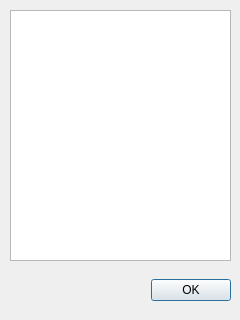
Qt form HIM_Labo2-FFMPEG/details.ui (Supertrawn/H) before a commit.
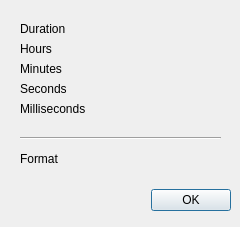
The same form after that commit.

```diff
--- a/HIM_Labo2-FFMPEG/details.ui
+++ b/HIM_Labo2-FFMPEG/details.ui
@@ -7,7 +7,7 @@
     <x>0</x>
     <y>0</y>
     <width>240</width>
-    <height>320</height>
+    <height>227</height>
    </rect>
   </property>
   <property name="windowTitle">
@@ -17,7 +17,7 @@
    <property name="geometry">
     <rect>
      <x>10</x>
-     <y>270</y>
+     <y>180</y>
      <width>221</width>
      <height>41</height>
     </rect>
@@ -29,14 +29,193 @@
     <set>QDialogButtonBox::Ok</set>
    </property>
   </widget>
-  <widget class="QListView" name="detailList">
+  <widget class="QLabel" name="label">
    <property name="geometry">
     <rect>
-     <x>10</x>
-     <y>10</y>
-     <width>221</width>
-     <height>251</height>
+     <x>20</x>
+     <y>20</y>
+     <width>67</width>
+     <height>17</height>
     </rect>
+   </property>
+   <property name="text">
+    <string>Duration</string>
+   </property>
+   <property name="textFormat">
+    <enum>Qt::AutoText</enum>
+   </property>
+  </widget>
+  <widget class="QLabel" name="label_2">
+   <property name="geometry">
+    <rect>
+     <x>20</x>
+     <y>40</y>
+     <width>67</width>
+     <height>17</height>
+    </rect>
+   </property>
+   <property name="text">
+    <string>Hours</string>
+   </property>
+   <property name="textFormat">
+    <enum>Qt::AutoText</enum>
+   </property>
+  </widget>
+  <widget class="QLabel" name="label_3">
+   <property name="geometry">
+    <rect>
+     <x>20</x>
+     <y>60</y>
+     <width>67</width>
+     <height>17</height>
+    </rect>
+   </property>
+   <property name="text">
+    <string>Minutes</string>
+   </property>
+   <property name="textFormat">
+    <enum>Qt::AutoText</enum>
+   </property>
+  </widget>
+  <widget class="QLabel" name="label_4">
+   <property name="geometry">
+    <rect>
+     <x>20</x>
+     <y>80</y>
+     <width>67</width>
+     <height>17</height>
+    </rect>
+   </property>
+   <property name="text">
+    <string>Seconds</string>
+   </property>
+   <property name="textFormat">
+    <enum>Qt::AutoText</enum>
+   </property>
+  </widget>
+  <widget class="QLabel" name="label_5">
+   <property name="geometry">
+    <rect>
+     <x>20</x>
+     <y>100</y>
+     <width>91</width>
+     <height>17</height>
+    </rect>
+   </property>
+   <property name="text">
+    <string>Milliseconds</string>
+   </property>
+   <property name="textFormat">
+    <enum>Qt::AutoText</enum>
+   </property>
+  </widget>
+  <widget class="QLabel" name="label_6">
+   <property name="geometry">
+    <rect>
+     <x>20</x>
+     <y>150</y>
+     <width>67</width>
+     <height>17</height>
+    </rect>
+   </property>
+   <property name="text">
+    <string>Format</string>
+   </property>
+   <property name="textFormat">
+    <enum>Qt::AutoText</enum>
+   </property>
+  </widget>
+  <widget class="Line" name="line">
+   <property name="geometry">
+    <rect>
+     <x>20</x>
+     <y>130</y>
+     <width>201</width>
+     <height>16</height>
+    </rect>
+   </property>
+   <property name="orientation">
+    <enum>Qt::Horizontal</enum>
+   </property>
+  </widget>
+  <widget class="QLabel" name="format">
+   <property name="geometry">
+    <rect>
+     <x>170</x>
+     <y>150</y>
+     <width>67</width>
+     <height>17</height>
+    </rect>
+   </property>
+   <property name="text">
+    <string/>
+   </property>
+   <property name="textFormat">
+    <enum>Qt::AutoText</enum>
+   </property>
+  </widget>
+  <widget class="QLabel" name="milliseconds">
+   <property name="geometry">
+    <rect>
+     <x>170</x>
+     <y>100</y>
+     <width>67</width>
+     <height>17</height>
+    </rect>
+   </property>
+   <property name="text">
+    <string/>
+   </property>
+   <property name="textFormat">
+    <enum>Qt::AutoText</enum>
+   </property>
+  </widget>
+  <widget class="QLabel" name="seconds">
+   <property name="geometry">
+    <rect>
+     <x>170</x>
+     <y>80</y>
+     <width>67</width>
+     <height>17</height>
+    </rect>
+   </property>
+   <property name="text">
+    <string/>
+   </property>
+   <property name="textFormat">
+    <enum>Qt::AutoText</enum>
+   </property>
+  </widget>
+  <widget class="QLabel" name="minutes">
+   <property name="geometry">
+    <rect>
+     <x>170</x>
+     <y>60</y>
+     <width>67</width>
+     <height>17</height>
+    </rect>
+   </property>
+   <property name="text">
+    <string/>
+   </property>
+   <property name="textFormat">
+    <enum>Qt::AutoText</enum>
+   </property>
+  </widget>
+  <widget class="QLabel" name="hours">
+   <property name="geometry">
+    <rect>
+     <x>170</x>
+     <y>40</y>
+     <width>67</width>
+     <height>17</height>
+    </rect>
+   </property>
+   <property name="text">
+    <string/>
+   </property>
+   <property name="textFormat">
+    <enum>Qt::AutoText</enum>
    </property>
   </widget>
  </widget>
```
